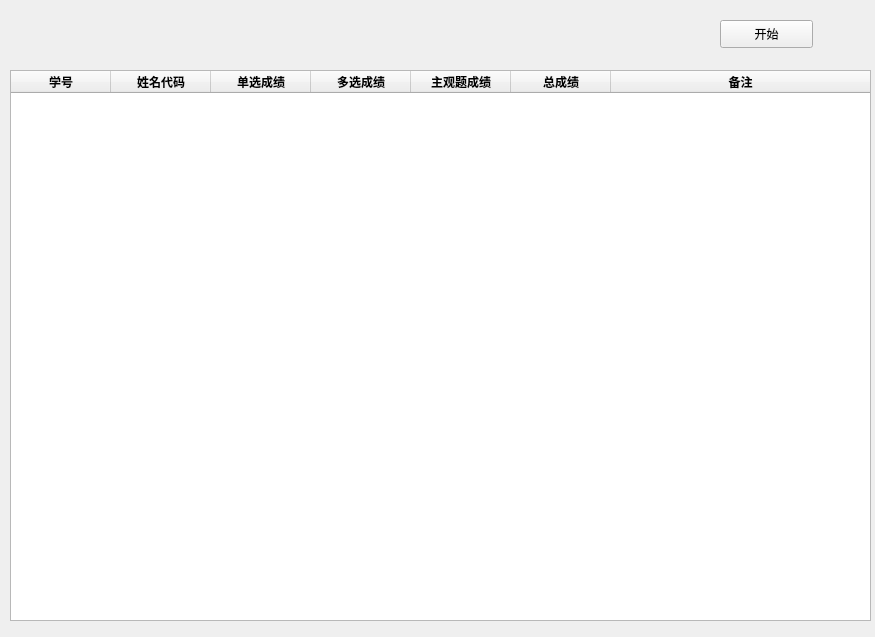
This is ui/gradingPaperWondow.ui in wxbj/openCV-Automatic-Grading-System as Qt 5 draws it before an edit. The edited form follows.
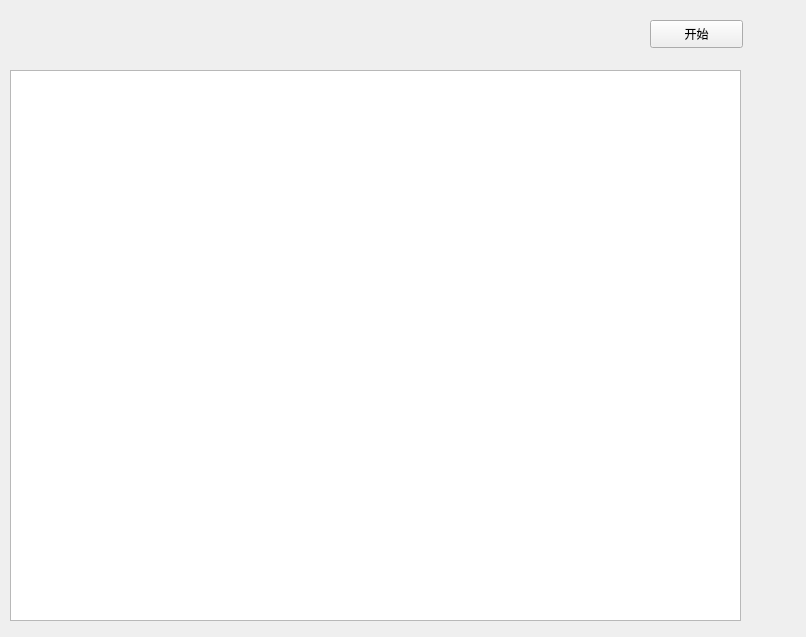
This is the edited form.

```diff
--- a/ui/gradingPaperWondow.ui
+++ b/ui/gradingPaperWondow.ui
@@ -6,7 +6,7 @@
    <rect>
     <x>0</x>
     <y>0</y>
-    <width>875</width>
+    <width>806</width>
     <height>637</height>
    </rect>
   </property>
@@ -19,7 +19,7 @@
      <rect>
       <x>10</x>
       <y>70</y>
-      <width>861</width>
+      <width>731</width>
       <height>551</height>
      </rect>
     </property>
@@ -36,7 +36,7 @@
      <bool>false</bool>
     </property>
     <attribute name="horizontalHeaderVisible">
-     <bool>true</bool>
+     <bool>false</bool>
     </attribute>
     <attribute name="horizontalHeaderCascadingSectionResizes">
      <bool>false</bool>
@@ -152,7 +152,7 @@
    <widget class="QPushButton" name="pushButtonGrading">
     <property name="geometry">
      <rect>
-      <x>720</x>
+      <x>650</x>
       <y>20</y>
       <width>93</width>
       <height>28</height>
```
